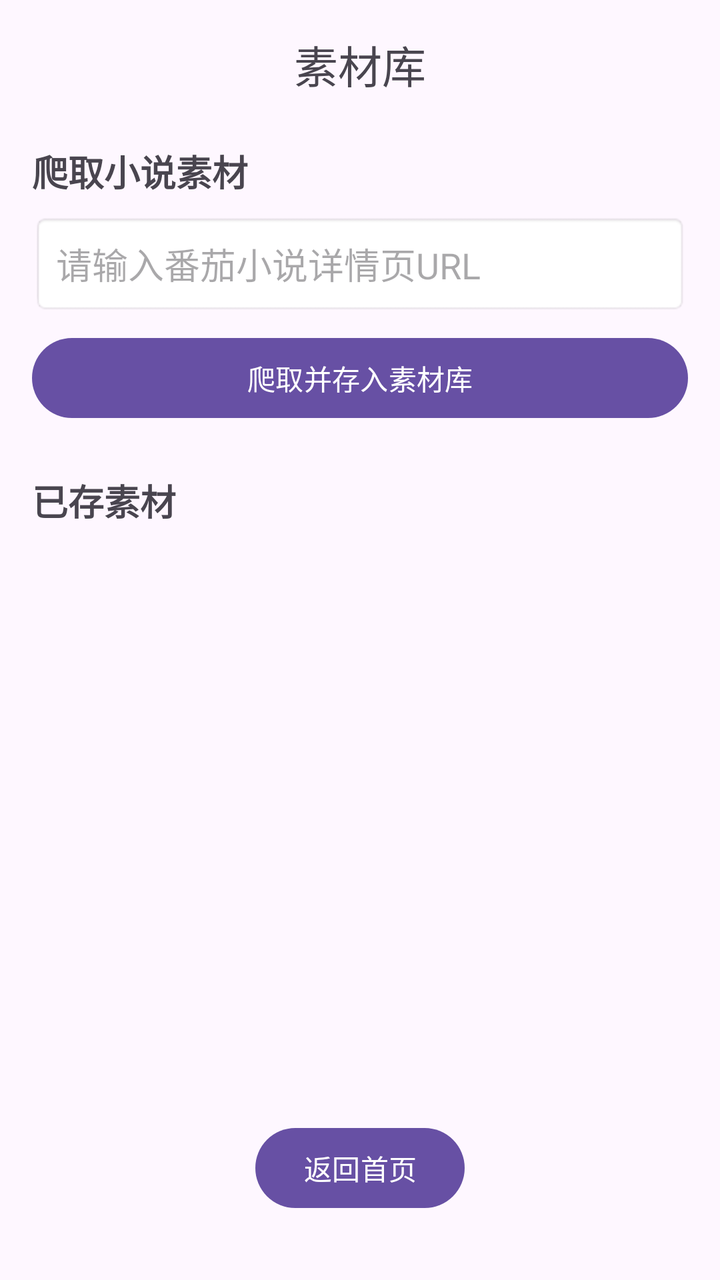
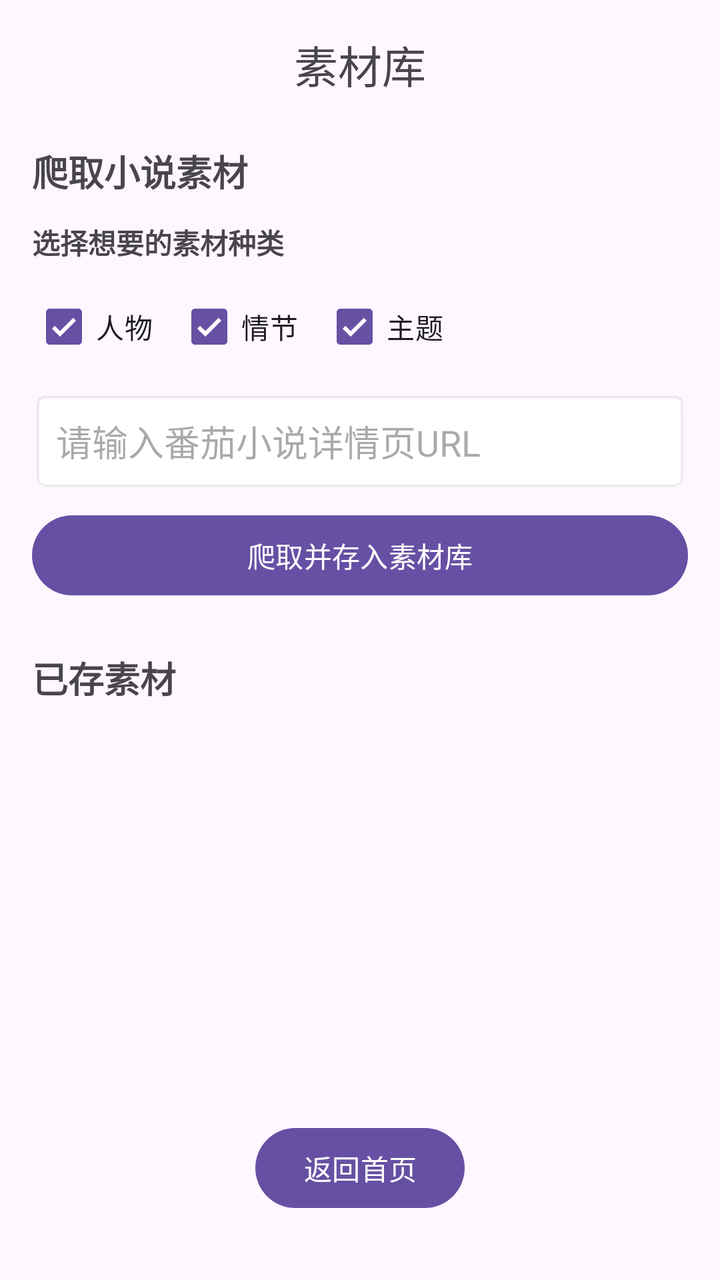

Before-and-after screenshots of an Android layout around one commit, followed by the original layout XML and the change that was made.
<!-- AndroidManifest.xml: application theme Theme.StoryTeller -->
<!-- res/layout/activity_material.xml -->
<?xml version="1.0" encoding="utf-8"?>
<androidx.constraintlayout.widget.ConstraintLayout xmlns:android="http://schemas.android.com/apk/res/android"
    xmlns:app="http://schemas.android.com/apk/res-auto"
    android:layout_width="match_parent"
    android:layout_height="match_parent"
    android:padding="16dp">

    <TextView
        android:id="@+id/tv_material_title"
        android:layout_width="wrap_content"
        android:layout_height="wrap_content"
        android:text="@string/title_material"
        android:textSize="22sp"
        app:layout_constraintTop_toTopOf="parent"
        app:layout_constraintStart_toStartOf="parent"
        app:layout_constraintEnd_toEndOf="parent" />

    
    <TextView
        android:id="@+id/tv_crawl_section"
        android:layout_width="wrap_content"
        android:layout_height="wrap_content"
        android:layout_marginTop="24dp"
        android:text="爬取小说素材"
        android:textSize="18sp"
        android:textStyle="bold"
        app:layout_constraintTop_toBottomOf="@id/tv_material_title"
        app:layout_constraintStart_toStartOf="parent" />

    <EditText
        android:id="@+id/et_novel_url"
        android:layout_width="0dp"
        android:layout_height="wrap_content"
        android:layout_marginTop="8dp"
        android:hint="请输入番茄小说详情页URL"
        android:inputType="textUri"
        android:padding="12dp"
        android:background="@android:drawable/editbox_background"
        app:layout_constraintTop_toBottomOf="@id/tv_crawl_section"
        app:layout_constraintStart_toStartOf="parent"
        app:layout_constraintEnd_toEndOf="parent" />

    <Button
        android:id="@+id/btn_crawl"
        android:layout_width="0dp"
        android:layout_height="wrap_content"
        android:layout_marginTop="8dp"
        android:text="爬取并存入素材库"
        app:layout_constraintTop_toBottomOf="@id/et_novel_url"
        app:layout_constraintStart_toStartOf="parent"
        app:layout_constraintEnd_toEndOf="parent" />

    
    <TextView
        android:id="@+id/tv_crawl_status"
        android:layout_width="0dp"
        android:layout_height="wrap_content"
        android:layout_marginTop="8dp"
        android:text=""
        android:textSize="14sp"
        android:visibility="gone"
        app:layout_constraintTop_toBottomOf="@id/btn_crawl"
        app:layout_constraintStart_toStartOf="parent"
        app:layout_constraintEnd_toEndOf="parent" />

    
    <TextView
        android:id="@+id/tv_material_list_title"
        android:layout_width="wrap_content"
        android:layout_height="wrap_content"
        android:layout_marginTop="24dp"
        android:text="已存素材"
        android:textSize="18sp"
        android:textStyle="bold"
        app:layout_constraintTop_toBottomOf="@id/tv_crawl_status"
        app:layout_constraintStart_toStartOf="parent" />

    <androidx.recyclerview.widget.RecyclerView
        android:id="@+id/rv_material"
        android:layout_width="0dp"
        android:layout_height="0dp"
        android:layout_marginTop="8dp"
        app:layout_constraintTop_toBottomOf="@id/tv_material_list_title"
        app:layout_constraintBottom_toTopOf="@id/btn_back_home"
        app:layout_constraintStart_toStartOf="parent"
        app:layout_constraintEnd_toEndOf="parent" />

    <Button
        android:id="@+id/btn_back_home"
        android:layout_width="wrap_content"
        android:layout_height="wrap_content"
        android:layout_marginBottom="16dp"
        android:text="@string/action_back_home"
        app:layout_constraintBottom_toBottomOf="parent"
        app:layout_constraintStart_toStartOf="parent"
        app:layout_constraintEnd_toEndOf="parent" />

</androidx.constraintlayout.widget.ConstraintLayout>
<!-- resources referenced by this layout -->
<resources>
  <string name="action_back_home">返回首页</string>
  <string name="title_material">素材库</string>
  <style name="Theme.StoryTeller" parent="Base.Theme.StoryTeller" />
  <style name="Base.Theme.StoryTeller" parent="Theme.Material3.DayNight.NoActionBar">
          
          
      </style>
</resources>

<!-- the commit's change to res/layout/activity_material.xml (unified diff, before → after) -->
@@ -21,11 +21,55 @@
         android:layout_width="wrap_content"
         android:layout_height="wrap_content"
         android:layout_marginTop="24dp"
-        android:text="爬取小说素材"
+        android:text="@string/material_crawl_section_title"
         android:textSize="18sp"
         android:textStyle="bold"
         app:layout_constraintTop_toBottomOf="@id/tv_material_title"
         app:layout_constraintStart_toStartOf="parent" />
+
+    <TextView
+        android:id="@+id/tv_crawl_type_label"
+        android:layout_width="wrap_content"
+        android:layout_height="wrap_content"
+        android:layout_marginTop="12dp"
+        android:text="@string/material_crawl_type_label"
+        android:textStyle="bold"
+        app:layout_constraintTop_toBottomOf="@id/tv_crawl_section"
+        app:layout_constraintStart_toStartOf="parent" />
+
+    <LinearLayout
+        android:id="@+id/layout_crawl_types"
+        android:layout_width="0dp"
+        android:layout_height="wrap_content"
+        android:layout_marginTop="8dp"
+        android:orientation="horizontal"
+        app:layout_constraintTop_toBottomOf="@id/tv_crawl_type_label"
+        app:layout_constraintStart_toStartOf="parent"
+        app:layout_constraintEnd_toEndOf="parent">
+
+        <CheckBox
+            android:id="@+id/cb_material_persona"
+            android:layout_width="wrap_content"
+            android:layout_height="wrap_content"
+            android:checked="true"
+            android:text="@string/material_type_persona" />
+
+        <CheckBox
+            android:id="@+id/cb_material_plot"
+            android:layout_width="wrap_content"
+            android:layout_height="wrap_content"
+            android:layout_marginStart="12dp"
+            android:checked="true"
+            android:text="@string/material_type_plot" />
+
+        <CheckBox
+            android:id="@+id/cb_material_theme"
+            android:layout_width="wrap_content"
+            android:layout_height="wrap_content"
+            android:layout_marginStart="12dp"
+            android:checked="true"
+            android:text="@string/material_type_theme" />
+    </LinearLayout>
 
     <EditText
         android:id="@+id/et_novel_url"
@@ -36,7 +80,7 @@
         android:inputType="textUri"
         android:padding="12dp"
         android:background="@android:drawable/editbox_background"
-        app:layout_constraintTop_toBottomOf="@id/tv_crawl_section"
+        app:layout_constraintTop_toBottomOf="@id/layout_crawl_types"
         app:layout_constraintStart_toStartOf="parent"
         app:layout_constraintEnd_toEndOf="parent" />
 
<!-- resource entries referenced after the edit -->
@@ -1,6 +1,11 @@
 <!-- resources referenced by this layout -->
 <resources>
   <string name="action_back_home">返回首页</string>
+  <string name="material_crawl_section_title">爬取小说素材</string>
+  <string name="material_crawl_type_label">选择想要的素材种类</string>
+  <string name="material_type_persona">人物</string>
+  <string name="material_type_plot">情节</string>
+  <string name="material_type_theme">主题</string>
   <string name="title_material">素材库</string>
   <style name="Theme.StoryTeller" parent="Base.Theme.StoryTeller" />
   <style name="Base.Theme.StoryTeller" parent="Theme.Material3.DayNight.NoActionBar">
